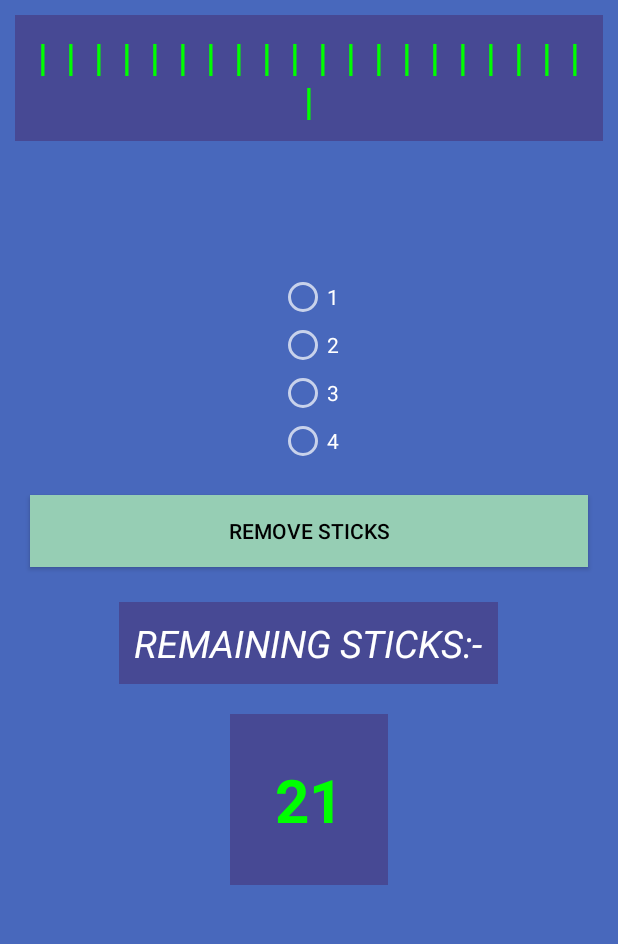
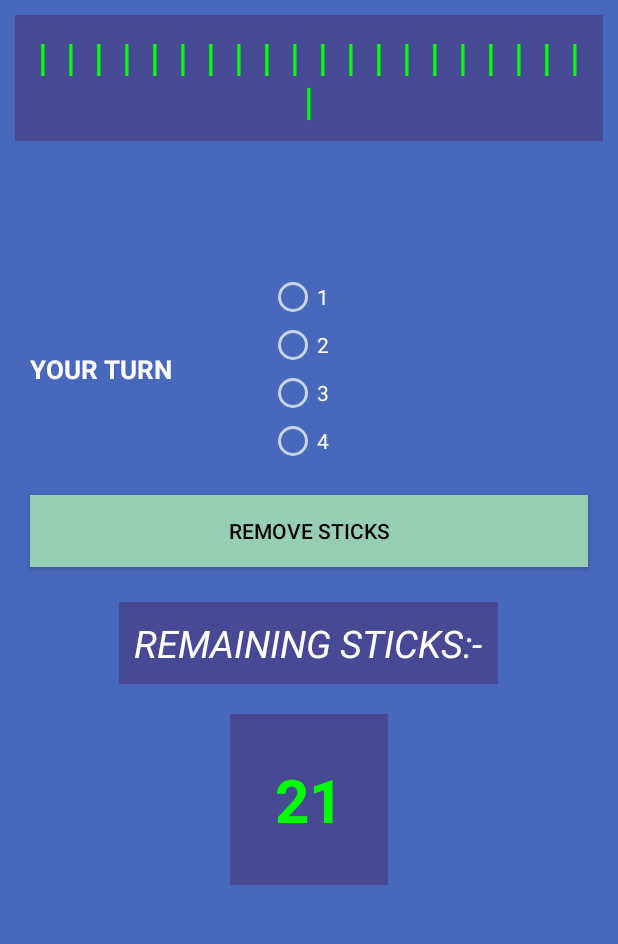
Before and after one commit to TanveshT/TwentyOneSticks, an Android app: the screen it shows after launch (MainActivity), after a tap on "START", on a phone screen of 412 x 824 dp, the part 127-1071 px from its top. Run offline under Robolectric (Android 15) with nearby library versions, the phone set to English and light mode, and no system bars.

Commit message:
Added Counters. Button Ok on Alert Dialog made functional

```diff
--- a/app/src/main/java/com/codebreakers/tictactoe/MainActivity.java
+++ b/app/src/main/java/com/codebreakers/tictactoe/MainActivity.java
@@ -2,6 +2,7 @@ package com.codebreakers.tictactoe;
 
 import android.annotation.SuppressLint;
 import android.graphics.Color;
+import android.os.CountDownTimer;
 import android.provider.Settings;
 import android.support.v7.app.AlertDialog;
 import android.support.v7.app.AppCompatActivity;
@@ -24,12 +25,72 @@ import java.util.TimerTask;
 
 public class MainActivity extends AppCompatActivity {
 
-    TextView mainlist;
+    TextView mainlist,textViewCounter,displayCounterMessage;
     Button btn_Start,btn_Remove;
     RadioGroup inputRadioGroup;
-    TextView txtCount;
+    TextView txtCount,textViewYourTurn;
     int Number_of_sticks;
     static List<String> main_String= new ArrayList<String>();
+
+    CountDownTimer mCountDownTimer = new CountDownTimer(5 * 1000, 1000) {
+        @Override
+        public void onTick(long millisUntilFinished) {
+            //this will be called every second.
+            textViewCounter.setText("" + (millisUntilFinished/1000));
+        }
+
+        @Override
+        public void onFinish() {
+
+
+            for (int i = 0; i < (5 - Number_of_sticks); i++) {
+                main_String.remove("| ");
+            }
+
+            mainlist.setText(main_String.toString()
+                    .replace(",", "")
+                    .replace("[", "")
+                    .replace("]", "")
+                    .trim());
+
+            txtCount.setText("" + main_String.size());
+
+
+            ColorCheck(mainlist);
+            ColorCheck(txtCount);
+            Number_of_sticks = 0;
+
+            if(main_String.size()==1) {
+
+                ViewGroup viewGroup = findViewById(android.R.id.content);
+                View dialogView = LayoutInflater.from(MainActivity.this).inflate(R.layout.my_dialog, viewGroup, false);
+                AlertDialog.Builder builder = new AlertDialog.Builder(MainActivity.this);
+                builder.setView(dialogView);
+                final AlertDialog alertDialog;
+                alertDialog  = builder.create();
+                alertDialog.show();
+
+                Button button = dialogView.findViewById(R.id.buttonOk);
+
+                button.setOnClickListener(new View.OnClickListener() {
+                    @Override
+                    public void onClick(View view) {
+                        reset();
+                        alertDialog.dismiss();
+                    }
+                });
+
+            }
+
+            textViewYourTurn.setVisibility(View.VISIBLE);
+            textViewCounter.setVisibility(View.INVISIBLE);
+            displayCounterMessage.setVisibility(View.INVISIBLE);
+            btn_Remove.setEnabled(true);
+
+
+        }
+    };
+
 
     @Override
     protected void onCreate(Bundle savedInstanceState) {
@@ -52,7 +113,12 @@ public class MainActivity extends AppCompatActivity {
         btn_Remove = findViewById(R.id.btnRemove);
         inputRadioGroup = findViewById(R.id.Radio_SelectionGroup);
         txtCount = findViewById(R.id.CountDisplay);
+        textViewCounter = findViewById(R.id.txtCounter);
+        displayCounterMessage = findViewById(R.id.DisplayMobileChoosing);
+        textViewYourTurn = findViewById(R.id.txtYourTurn);
 
+        textViewCounter.setVisibility(View.INVISIBLE);
+        displayCounterMessage.setVisibility(View.INVISIBLE);
         btn_Remove.setVisibility(View.INVISIBLE);
         inputRadioGroup.setVisibility(View.INVISIBLE);
 
@@ -113,41 +179,15 @@ private void furtherOperations() {
                                 .replace("]", "")
                                 .trim());
 
-                        Toast.makeText(MainActivity.this, "NOW MOBILE IS REMOVING STICKS", Toast.LENGTH_SHORT).show();
-
-                        for (int i = 0; i < (5 - Number_of_sticks); i++) {
-                            main_String.remove("| ");
-                        }
-
-                        mainlist.setText(main_String.toString()
-                                .replace(",", "")
-                                .replace("[", "")
-                                .replace("]", "")
-                                .trim());
-
-                        txtCount.setText("" + main_String.size());
-                        ColorCheck(txtCount);
-                        ColorCheck(mainlist);
-
-                        Number_of_sticks = 0;
-
-                        if(main_String.size()==1) {
-
-                            ViewGroup viewGroup = findViewById(android.R.id.content);
-                            View dialogView = LayoutInflater.from(MainActivity.this).inflate(R.layout.my_dialog, viewGroup, false);
-                            AlertDialog.Builder builder = new AlertDialog.Builder(MainActivity.this);
-                            builder.setView(dialogView);
-                            AlertDialog alertDialog;
-                            alertDialog  = builder.create();
-                            alertDialog.show();
-                            reset();
-
-                        }
-
                         txtCount.setText("" + main_String.size());
 
                         inputRadioGroup.clearCheck();
 
+                        textViewYourTurn.setVisibility(View.INVISIBLE);
+                        textViewCounter.setVisibility(View.VISIBLE);
+                        displayCounterMessage.setVisibility(View.VISIBLE);
+                        btn_Remove.setEnabled(false);
+                        mCountDownTimer.start();
 
                     } else {
                         //Enter the Custom Dialog box for Values between 1-4 accepted only
@@ -185,6 +225,8 @@ private void furtherOperations() {
                 .replace("]", "")
                 .trim());
 
+        txtCount.setText("" + main_String.size());
+
         mainlist.setTextColor(getResources().getColor(R.color.colorGreaterTwenty));
         txtCount.setTextColor(getResources().getColor(R.color.colorGreaterTwenty));
     }
--- a/app/src/main/res/layout/activity_main.xml
+++ b/app/src/main/res/layout/activity_main.xml
@@ -45,37 +45,82 @@
         android:layout_gravity="center"
         android:layout_marginTop="30dp"/>
 
+    <LinearLayout
+        android:layout_width="fill_parent"
+        android:layout_height="wrap_content"
+        >
+
+        <TextView
+            android:id="@+id/txtYourTurn"
+            android:layout_width="wrap_content"
+            android:layout_height="wrap_content"
+            android:layout_gravity="center"
+            android:padding="20dp"
+            android:text="YOUR TURN"
+            android:textColor="#ffffff"
+            android:textSize="17dp"
+            android:textStyle="bold" />
 
         <RadioGroup
             android:id="@+id/Radio_SelectionGroup"
             android:layout_width="wrap_content"
             android:layout_height="wrap_content"
-        android:layout_gravity="center">
+            android:gravity="center"
+            android:layout_marginStart="20pt"
+            android:layout_marginLeft="20pt">
 
             <RadioButton
                 android:id="@+id/radio_1"
                 android:layout_width="wrap_content"
                 android:layout_height="wrap_content"
-            android:text="1"/>
+                android:text="1" />
 
             <RadioButton
                 android:id="@+id/radio_2"
                 android:layout_width="wrap_content"
                 android:layout_height="wrap_content"
-            android:text="2"/>
+                android:text="2" />
 
             <RadioButton
                 android:id="@+id/radio_3"
                 android:layout_width="wrap_content"
                 android:layout_height="wrap_content"
-            android:text="3"/>
+                android:text="3" />
 
             <RadioButton
                 android:id="@+id/radio_4"
                 android:layout_width="wrap_content"
                 android:layout_height="wrap_content"
-            android:text="4"/>
+                android:text="4" />
         </RadioGroup>
+
+        <LinearLayout
+            android:layout_width="fill_parent"
+            android:layout_height="fill_parent"
+            android:orientation="vertical">
+
+            <TextView
+                android:id="@+id/DisplayMobileChoosing"
+                android:layout_width="wrap_content"
+                android:layout_height="wrap_content"
+                android:text="Timer:\nMobile Choosing!"
+                android:textAlignment="center"
+                android:textColor="#f0ff"
+                android:layout_gravity="center"
+                android:textStyle="bold"
+                />
+
+            <TextView
+                android:id="@+id/txtCounter"
+                android:layout_width="wrap_content"
+                android:layout_height="wrap_content"
+                android:layout_gravity="center"
+                android:textColor="#ff0000"
+                android:text="5"
+                android:textSize="50dp"
+                android:textStyle="bold"/>
+        </LinearLayout>
+    </LinearLayout>
 
     <Button
         android:id="@+id/btnRemove"
```
Lines whose indentation alone changed are shown as unchanged.
